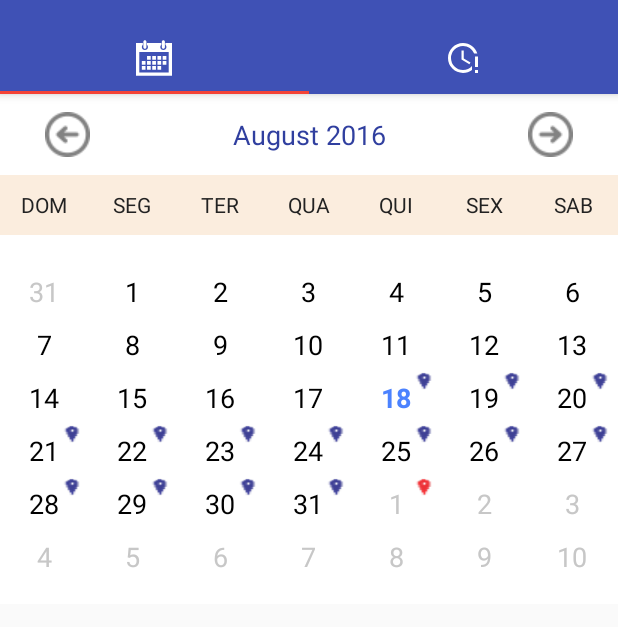
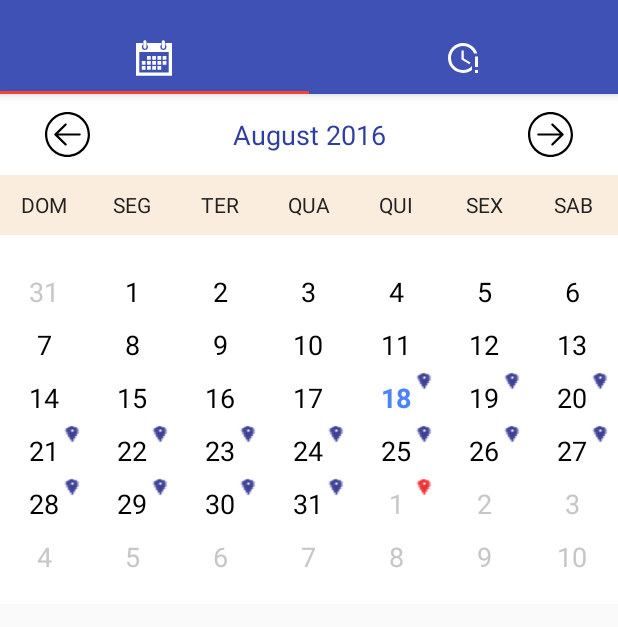
Before and after one commit to victorminerva/keepinmind-app, an Android app: the screen it shows after launch (HomeActivity), on a phone screen of 412 x 824 dp, the part 62-689 px from its top. Run offline under Robolectric (Android 15) with nearby library versions, the phone set to English and light mode, and no system bars; libraries missing offline, so code that uses them is left out: io.realm; 12 statements that could not run were skipped.

Commit message:
Alteração do icone de next e previous do calendario

```diff
--- /dev/null
+++ b/app/src/main/res/drawable/ic_next_month.xml
@@ -0,0 +1,9 @@
+<vector xmlns:android="http://schemas.android.com/apk/res/android"
+    android:width="32dp"
+    android:height="32dp"
+    android:viewportHeight="256.0"
+    android:viewportWidth="256.0">
+    <path
+        android:fillColor="#FF000000"
+        android:pathData="M52.69,128c0,-3.53 2.87,-6 6.4,-6h122.03l-47.14,-45.96c-2.54,-2.46 -2.6,-6.62 -0.14,-9.15c1.26,-1.29 2.92,-2 4.59,-2c1.61,0 3.22,0.58 4.46,1.78l58.47,56.74c1.24,1.21 1.94,2.86 1.94,4.59s-0.7,3.38 -1.94,4.59l-58.47,56.74c-2.53,2.46 -6.58,2.4 -9.05,-0.14c-2.46,-2.53 -2.4,-6.79 0.14,-9.25L181.12,134H59.09C55.55,134 52.69,131.53 52.69,128zM0,128c0,70.58 57.42,128 128,128s128,-57.42 128,-128S198.58,0 128,0S0,57.42 0,128zM12.8,128C12.8,64.48 64.48,12.8 128,12.8S243.2,64.48 243.2,128S191.52,243.2 128,243.2S12.8,191.52 12.8,128z" />
+</vector>
--- /dev/null
+++ b/app/src/main/res/drawable/ic_previous_month.xml
@@ -0,0 +1,9 @@
+<vector xmlns:android="http://schemas.android.com/apk/res/android"
+    android:width="32dp"
+    android:height="32dp"
+    android:viewportHeight="256.0"
+    android:viewportWidth="256.0">
+    <path
+        android:fillColor="#FF000000"
+        android:pathData="M203.31,128c0,3.53 -2.87,6 -6.4,6H74.88l47.14,45.96c2.54,2.46 2.6,6.62 0.14,9.15c-1.26,1.29 -2.92,2 -4.59,2c-1.61,0 -3.22,-0.58 -4.46,-1.78l-58.47,-56.74c-1.24,-1.21 -1.94,-2.86 -1.94,-4.59s0.7,-3.38 1.94,-4.59l58.47,-56.74c2.53,-2.46 6.58,-2.4 9.05,0.14c2.46,2.53 2.4,6.79 -0.14,9.25L74.88,122h122.03C200.45,122 203.31,124.47 203.31,128zM256,128C256,57.42 198.58,0 128,0S0,57.42 0,128s57.42,128 128,128S256,198.58 256,128zM243.2,128c0,63.52 -51.68,115.2 -115.2,115.2S12.8,191.52 12.8,128S64.48,12.8 128,12.8S243.2,64.48 243.2,128z" />
+</vector>
--- a/app/src/main/res/layout/control_calendar.xml
+++ b/app/src/main/res/layout/control_calendar.xml
@@ -22,7 +22,7 @@
 			android:layout_height="30dp"
 			android:layout_centerVertical="true"
 			android:layout_alignParentLeft="true"
-			android:src="@drawable/previous_icon"/>
+			android:src="@drawable/ic_previous_month"/>
 
 		<!-- date title -->
 		<TextView
@@ -44,7 +44,7 @@
 			android:layout_height="30dp"
 			android:layout_centerVertical="true"
 			android:layout_alignParentRight="true"
-			android:src="@drawable/next_icon"/>
+			android:src="@drawable/ic_next_month"/>
 	</RelativeLayout>
 
 	<!-- days header -->
```
Also changed, not shown: app/src/main/res/drawable/next_icon.png (deleted), app/src/main/res/drawable/previous_icon.png (deleted).
